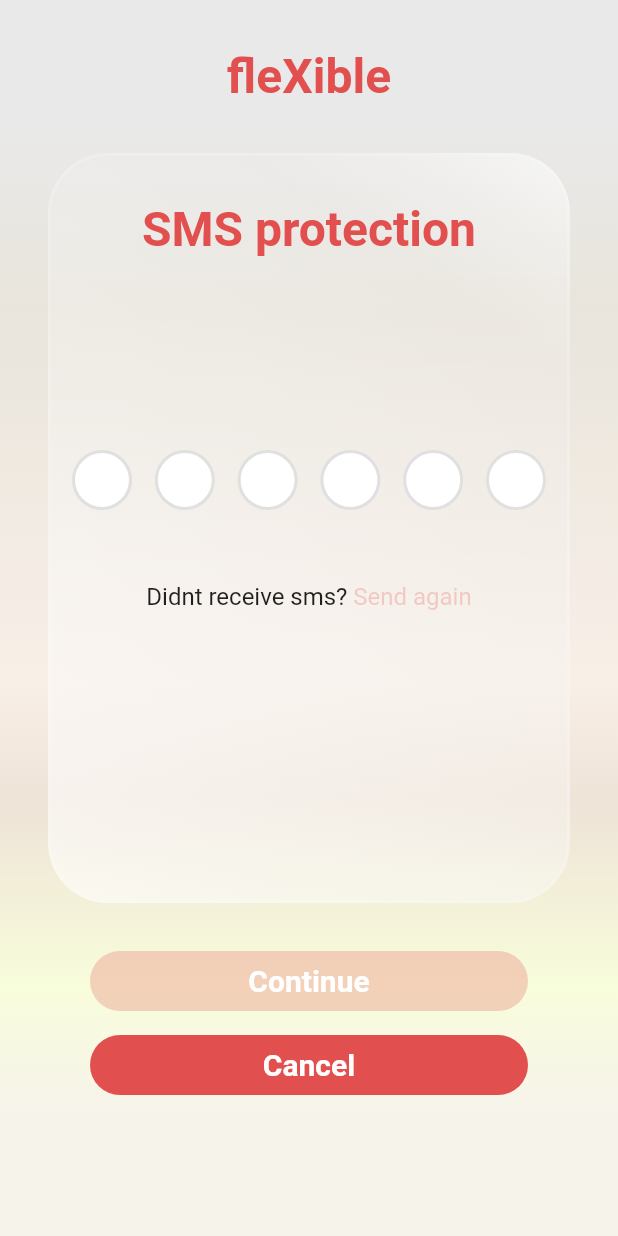
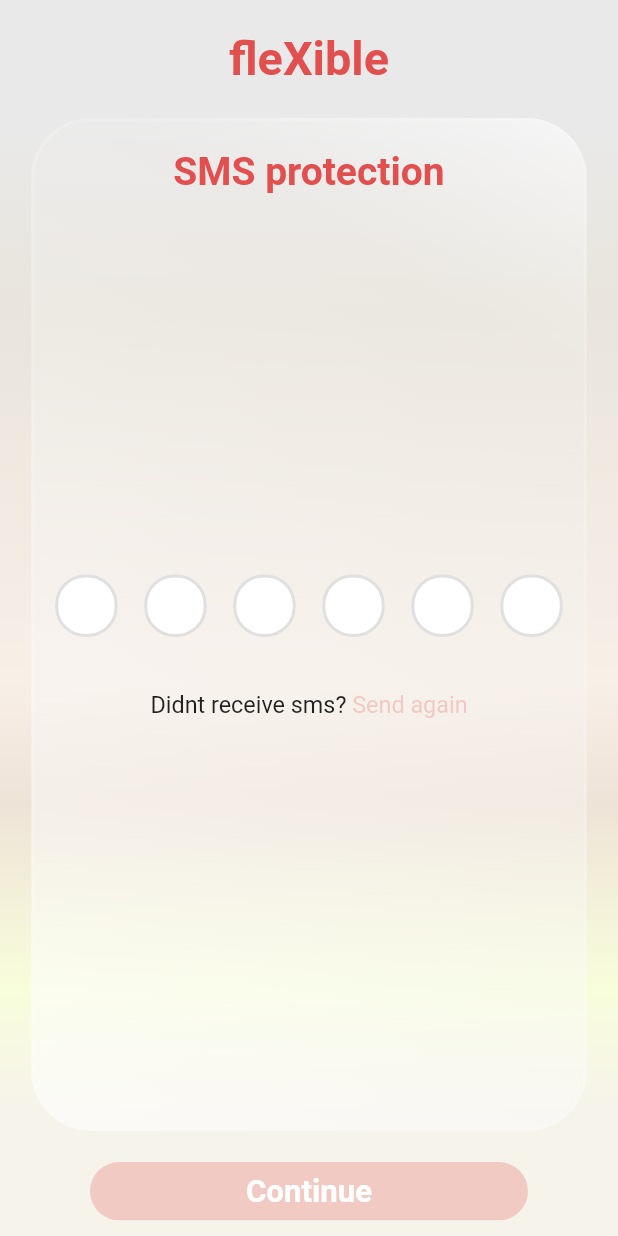
Before and after one commit to horlann/flexible, a Flutter app: the CodeVerificationPage screen opened directly, on a phone screen of 412 x 824 dp. Run offline on Flutter 3.47's test engine with Material 2 defaults, Android fonts, the phone set to English and light mode, and no system bars; drawn by our look-alikes of glassmorphism, pin_code_fields; our stand-ins replace bloc, country_code_picker, equatable, firebase_auth, firebase_core, flutter_bloc and 8 more; missing offline and left inert: country_pickers, flutter_sim_country_code; accounts and stored records are empty.

Commit message:
Registration adaptive

```diff
--- a/lib/authentification/code_verification_page.dart
+++ b/lib/authentification/code_verification_page.dart
@@ -2,6 +2,7 @@ import 'dart:async';
 
 import 'package:flexible/authentification/bloc/auth_bloc.dart';
 import 'package:flexible/board/widgets/glassmorph_layer.dart';
+import 'package:flexible/utils/adaptive_utils.dart';
 import 'package:flexible/utils/main_backgroung_gradient.dart';
 import 'package:flexible/widgets/wide_rounded_button.dart';
 import 'package:flutter/material.dart';
@@ -80,58 +81,71 @@ class _CodeVerificationPageState extends State<CodeVerificationPage> {
             gradient: mainBackgroundGradient,
           ),
           child: SafeArea(
-            child: SingleChildScrollView(
-              scrollDirection: Axis.vertical,
-              child: Column(
+            child: CustomScrollView(
+              physics: BouncingScrollPhysics(),
+              slivers: [
+                SliverFillRemaining(
+                  hasScrollBody: false,
+                  child: buildBody(context),
+                ),
+              ],
+            ),
+          ),
+        ),
+      ),
+    );
+  }
+
+  Column buildBody(BuildContext context) {
+    return Column(
       children: [
         SizedBox(
-                    height: 32,
+          height: 16 * byWithScale(context),
         ),
         Text(
           'fleXible',
           style: TextStyle(
               color: Color(0xffE24F4F),
-                        fontSize: 32,
+              fontSize: 24 * byWithScale(context),
               fontWeight: FontWeight.w700),
         ),
-                  Padding(
-                    padding: EdgeInsets.all(32),
+        Expanded(
+          child: Padding(
+            padding: EdgeInsets.all(16 * byWithScale(context)),
             child: Stack(
               children: [
                 Positioned.fill(child: GlassmorphLayer()),
-                        SizedBox(
-                          height: 500,
-                          child: Column(
+                Column(
+                  mainAxisAlignment: MainAxisAlignment.start,
                   children: [
                     SizedBox(
-                                width: double.maxFinite,
-                              ),
-                              SizedBox(
-                                height: 32,
+                      height: 16 * byWithScale(context),
                     ),
                     Text(
                       'SMS protection',
                       style: TextStyle(
                           color: Color(0xffE24F4F),
-                                    fontSize: 32,
+                          fontSize: 20 * byWithScale(context),
                           fontWeight: FontWeight.w700),
                     ),
-                              SizedBox(
-                                height: 128,
-                              ),
+                    Expanded(
+                      child: Column(
+                        mainAxisAlignment: MainAxisAlignment.center,
+                        children: [
                           Padding(
-                                padding:
-                                    const EdgeInsets.symmetric(horizontal: 16),
+                            padding: const EdgeInsets.symmetric(horizontal: 16),
                             child: PinCodeTextField(
                               keyboardType: TextInputType.number,
                               length: 6,
                               obscureText: false,
                               animationType: AnimationType.fade,
+                              textStyle: TextStyle(
+                                  fontSize: 14 * byWithScale(context)),
                               pinTheme: PinTheme(
                                 shape: PinCodeFieldShape.box,
                                 borderRadius: BorderRadius.circular(20),
-                                    fieldHeight: 40,
-                                    fieldWidth: 40,
+                                fieldHeight: 32 * byWithScale(context),
+                                fieldWidth: 32 * byWithScale(context),
                                 inactiveColor: Colors.grey[300],
                                 disabledColor: Colors.grey[200],
                                 activeFillColor: Colors.white,
@@ -140,8 +154,7 @@ class _CodeVerificationPageState extends State<CodeVerificationPage> {
                                 activeColor: Colors.grey[200],
                                 selectedColor: Color(0xffE24F4F),
                               ),
-                                  animationDuration:
-                                      Duration(milliseconds: 100),
+                              animationDuration: Duration(milliseconds: 100),
                               enableActiveFill: true,
                               controller: pincodeController,
                               onCompleted: (v) {
@@ -157,51 +170,52 @@ class _CodeVerificationPageState extends State<CodeVerificationPage> {
                             ),
                           ),
                           SizedBox(
-                                height: 16,
+                            height: 8 * byWithScale(context),
                           ),
                           widget.afterError
                               ? Text(
                                   'Invalid code',
                                   style: TextStyle(
                                       color: Color(0xffE24F4F),
-                                          fontSize: 16,
+                                      fontSize: 12 * byWithScale(context),
                                       fontWeight: FontWeight.w400),
                                 )
                               : SizedBox(),
                           SizedBox(
-                                height: 16,
+                            height: 8 * byWithScale(context),
                           ),
                           Wrap(
                             children: [
                               Text(
                                 'Didnt receive sms? ',
                                 style: TextStyle(
-                                      fontSize: 16,
+                                  fontSize: 12 * byWithScale(context),
                                 ),
                               ),
                               GestureDetector(
-                                    onTap: () =>
-                                        !resendOnTimeout ? onResend() : {},
+                                onTap: () => !resendOnTimeout ? onResend() : {},
                                 child: Text(
                                   'Send again',
                                   style: TextStyle(
                                       color: resendOnTimeout
-                                              ? Color(0xffE24F4F)
-                                                  .withOpacity(0.25)
+                                          ? Color(0xffE24F4F).withOpacity(0.25)
                                           : Color(0xffE24F4F),
-                                          fontSize: 16,
+                                      fontSize: 12 * byWithScale(context),
                                       fontWeight: FontWeight.w400),
                                 ),
                               )
                             ],
                           ),
+                        ],
+                      ),
+                    ),
                     SizedBox(
-                                height: 32,
+                      height: 16 * byWithScale(context),
                     ),
                   ],
-                          ),
                 )
               ],
+            ),
           ),
         ),
         Column(
@@ -218,30 +232,24 @@ class _CodeVerificationPageState extends State<CodeVerificationPage> {
               ),
             ),
             SizedBox(
-                        height: 16,
+              height: 8 * byWithScale(context),
             ),
-                      Padding(
-                        padding: const EdgeInsets.symmetric(horizontal: 60),
-                        child: WideRoundedButton(
-                          text: 'Cancel',
-                          enable: true,
-                          textColor: Colors.white,
-                          enableColor: Color(0xffE24F4F),
-                          disableColor: Color(0xffE24F4F).withOpacity(0.25),
-                          callback: () {
-                            BlocProvider.of<AuthBloc>(context)
-                                .add(GoToRegistration());
-                          },
-                        ),
-                      ),
+            // Padding(
+            //   padding: const EdgeInsets.symmetric(horizontal: 60),
+            //   child: WideRoundedButton(
+            //     text: 'Cancel',
+            //     enable: true,
+            //     textColor: Colors.white,
+            //     enableColor: Color(0xffE24F4F),
+            //     disableColor: Color(0xffE24F4F).withOpacity(0.25),
+            //     callback: () {
+            //       BlocProvider.of<AuthBloc>(context).add(GoToRegistration());
+            //     },
+            //   ),
+            // ),
           ],
         )
       ],
-              ),
-            ),
-          ),
-        ),
-      ),
     );
   }
 }
--- a/lib/authentification/country_code_picker.dart
+++ b/lib/authentification/country_code_picker.dart
@@ -1,6 +1,7 @@
 import 'package:country_code_picker/country_code_picker.dart';
 import 'package:country_pickers/country.dart';
 import 'package:country_pickers/country_pickers.dart';
+import 'package:flexible/utils/adaptive_utils.dart';
 import 'package:flutter/material.dart';
 import 'package:flutter_sim_country_code/flutter_sim_country_code.dart';
 
@@ -79,7 +80,7 @@ class _CountryCodePickerWidegtState extends State<CountryCodePickerWidegt> {
       },
       child: Text(
           '+' + CountryPickerUtils.getCountryByIsoCode(isoCode).phoneCode,
-          style: TextStyle(fontSize: 16)),
+          style: TextStyle(fontSize: 10 * byWithScale(context))),
     );
   }
 }
--- a/lib/flexible.dart
+++ b/lib/flexible.dart
@@ -76,7 +76,7 @@ class AuthBlocWrapper extends StatelessWidget {
         }
 
         if (state is Authentificated) {
-          BlocProvider.of<AuthBloc>(context).add(SignOut());
+          // BlocProvider.of<AuthBloc>(context).add(SignOut());
           return BlocProvider(
             create: (context) => DailytasksBloc(
                 dayOptionsRepo:
--- /dev/null
+++ b/lib/utils/adaptive_utils.dart
@@ -0,0 +1,14 @@
+import 'package:flutter/material.dart';
+
+double pRatio(context) => MediaQuery.of(context).devicePixelRatio;
+
+double hpRatio(context) => MediaQuery.of(context).devicePixelRatio / 2;
+
+double byWithScale(BuildContext context) {
+  double deviceWidth = MediaQuery.of(context).size.width;
+  if (deviceWidth > 450) return 1.5;
+  if (deviceWidth > 400) return 1.3;
+  if (deviceWidth > 350) return 1.2;
+  if (deviceWidth > 320) return 1.05;
+  return 1;
+}
--- a/lib/widgets/wide_rounded_button.dart
+++ b/lib/widgets/wide_rounded_button.dart
@@ -1,3 +1,4 @@
+import 'package:flexible/utils/adaptive_utils.dart';
 import 'package:flutter/material.dart';
 
 class WideRoundedButton extends StatelessWidget {
@@ -22,7 +23,7 @@ class WideRoundedButton extends StatelessWidget {
     return ClipRRect(
       borderRadius: BorderRadius.circular(30),
       child: SizedBox(
-        height: 40,
+        height: 30 * byWithScale(context),
         child: Material(
           color: enable ? enableColor : disableColor,
           child: InkWell(
@@ -32,7 +33,7 @@ class WideRoundedButton extends StatelessWidget {
                 text,
                 style: TextStyle(
                     color: textColor,
-                    fontSize: 20,
+                    fontSize: 16 * byWithScale(context),
                     fontWeight: FontWeight.w700),
               ),
             ),
```
Also changed, not shown: lib/authentification/registration_page.dart (+66 -40 lines), lib/authentification/sign_in_page.dart (+52 -26 lines), lib/authentification/terms_of_use.dart (+15 -11 lines), lib/helper/helper_page.dart (+85 -46 lines). Lines whose indentation alone changed are shown as unchanged.
